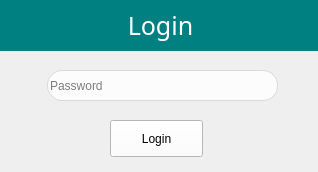
Before: the Qt Designer form UI/login.ui in SamoraMachel/Password-Wallet, drawn with Qt 5.
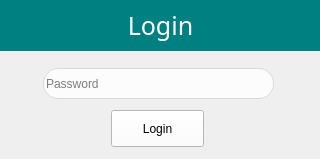
After: the same form once the commit is applied.

```diff
--- a/UI/login.ui
+++ b/UI/login.ui
@@ -6,10 +6,16 @@
    <rect>
     <x>0</x>
     <y>0</y>
-    <width>318</width>
-    <height>172</height>
+    <width>320</width>
+    <height>159</height>
    </rect>
   </property>
+  <property name="maximumSize">
+   <size>
+    <width>320</width>
+    <height>159</height>
+   </size>
+  </property>
   <property name="windowTitle">
    <string>Login</string>
   </property>
@@ -58,8 +64,8 @@
   <widget class="QLineEdit" name="Password">
    <property name="geometry">
     <rect>
-     <x>47</x>
-     <y>70</y>
+     <x>43</x>
+     <y>68</y>
      <width>231</width>
      <height>31</height>
     </rect>
@@ -93,8 +99,8 @@
   <widget class="QToolButton" name="Login">
    <property name="geometry">
     <rect>
-     <x>110</x>
-     <y>120</y>
+     <x>111</x>
+     <y>110</y>
      <width>93</width>
      <height>37</height>
     </rect>
```
